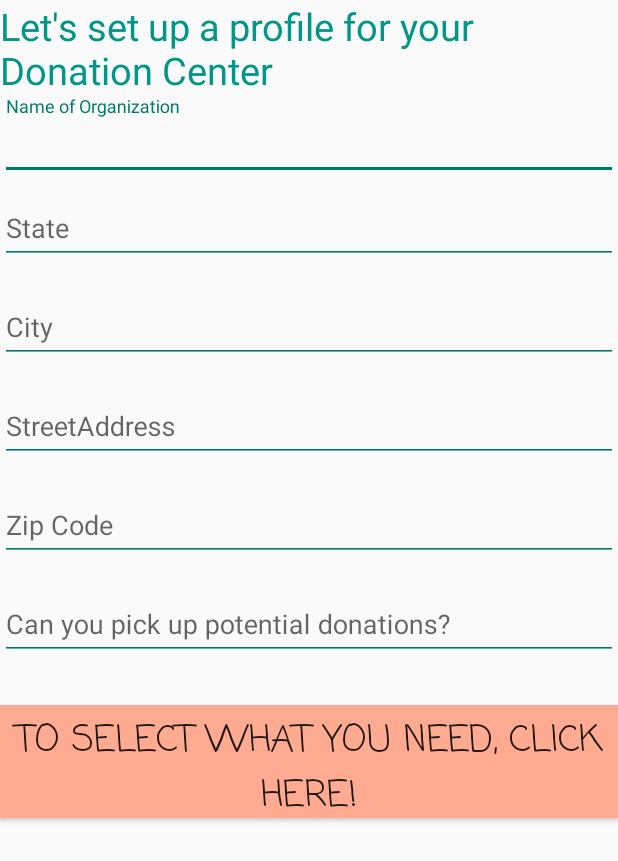
After one commit to mpenny2/FinalProject, an Android app: the GetProfile screen opened directly, with no data from a screen before it, on a phone screen of 412 x 824 dp. The commit adds this screen. Shown: the top 861 px of the screen. Run offline under Robolectric (Android 15) with nearby library versions, the phone set to English and light mode, and no system bars.

Commit message:
Second Commit

```diff
--- /dev/null
+++ b/app/src/main/java/com/example/gregoryesrig24/finalproject/GetProfile.java
@@ -0,0 +1,17 @@
+package com.example.gregoryesrig24.finalproject;
+
+import android.os.Bundle;
+import android.support.v7.app.AppCompatActivity;
+
+/**
+ * Created by gregoryesrig24 on 4/10/17.
+ */
+
+public class GetProfile extends AppCompatActivity {
+
+    protected void onCreate(Bundle savedInstanceState) {
+        super.onCreate(savedInstanceState);
+        setContentView(R.layout.activity_getprofile);
+
+    }
+}
--- a/app/src/main/java/com/example/gregoryesrig24/finalproject/LoginActivity.java
+++ b/app/src/main/java/com/example/gregoryesrig24/finalproject/LoginActivity.java
@@ -104,7 +104,7 @@ public class LoginActivity extends AppCompatActivity {
                                         Toast.makeText(LoginActivity.this, getString(R.string.auth_failed), Toast.LENGTH_LONG).show();
                                     }
                                 } else {
-                                    Intent intent = new Intent(LoginActivity.this, MainActivity.class);
+                                    Intent intent = new Intent(LoginActivity.this, UserIdentification.class);
                                     startActivity(intent);
                                     finish();
                                 }
--- a/app/src/main/java/com/example/gregoryesrig24/finalproject/splashscreen.java
+++ b/app/src/main/java/com/example/gregoryesrig24/finalproject/splashscreen.java
@@ -19,7 +19,7 @@ public class splashscreen extends AppCompatActivity {
             public void run() {
                 try {
                     sleep(3000);
-                    Intent intent = new Intent(getApplicationContext(), MainActivity.class);
+                    Intent intent = new Intent(getApplicationContext(), LoginActivity.class);
                     startActivity(intent);
                     finish();
                 } catch (InterruptedException e) {
--- /dev/null
+++ b/app/src/main/res/layout/activity_getprofile.xml
@@ -0,0 +1,122 @@
+<?xml version="1.0" encoding="utf-8"?>
+<LinearLayout xmlns:android="http://schemas.android.com/apk/res/android"
+    android:orientation="vertical" android:layout_width="match_parent"
+    android:layout_height="match_parent">
+
+    <TextView
+        android:text="Let's set up a profile for your Donation Center"
+        android:layout_width="match_parent"
+        android:layout_height="wrap_content"
+        android:textColor="@color/colorPrimary"
+        android:id="@+id/GiveProfMessage"
+        android:textSize="25sp" />
+
+
+    <android.support.design.widget.TextInputLayout
+        android:layout_width="match_parent"
+        android:layout_height="wrap_content"
+        android:theme="@style/TextLabel">
+
+        <EditText
+            android:id="@+id/CenterName"
+            android:layout_width="match_parent"
+            android:layout_height="wrap_content"
+            android:layout_marginTop="20dp"
+            android:hint="Name of Organization"
+            android:inputType="text"
+            android:textColor="@android:color/black"
+            android:textColorHint="@color/colorPrimaryDark" />
+    </android.support.design.widget.TextInputLayout>
+
+    <android.support.design.widget.TextInputLayout
+        android:layout_width="match_parent"
+        android:layout_height="wrap_content"
+        android:theme="@style/TextLabel">
+
+        <EditText
+            android:id="@+id/State"
+            android:layout_width="match_parent"
+            android:layout_height="wrap_content"
+            android:layout_marginBottom="10dp"
+            android:hint="State"
+            android:inputType="text"
+            android:textColor="@android:color/black"
+            android:textColorHint="@color/colorPrimaryDark" />
+    </android.support.design.widget.TextInputLayout>
+
+    <android.support.design.widget.TextInputLayout
+        android:layout_width="match_parent"
+        android:layout_height="wrap_content"
+        android:theme="@style/TextLabel">
+
+        <EditText
+            android:id="@+id/City"
+            android:layout_width="match_parent"
+            android:layout_height="wrap_content"
+            android:layout_marginBottom="10dp"
+            android:hint="City"
+            android:inputType="text"
+            android:textColor="@android:color/black"
+            android:textColorHint="@color/colorPrimaryDark" />
+    </android.support.design.widget.TextInputLayout>
+
+    <android.support.design.widget.TextInputLayout
+        android:layout_width="match_parent"
+        android:layout_height="wrap_content"
+        android:theme="@style/TextLabel">
+
+        <EditText
+            android:id="@+id/StreetAddress"
+            android:layout_width="match_parent"
+            android:layout_height="wrap_content"
+            android:layout_marginBottom="10dp"
+            android:hint="StreetAddress"
+            android:inputType="text"
+            android:textColor="@android:color/black"
+            android:textColorHint="@color/colorPrimaryDark" />
+    </android.support.design.widget.TextInputLayout>
+
+    <android.support.design.widget.TextInputLayout
+        android:layout_width="match_parent"
+        android:layout_height="wrap_content"
+        android:theme="@style/TextLabel">
+
+        <EditText
+            android:id="@+id/ZipCode"
+            android:layout_width="match_parent"
+            android:layout_height="wrap_content"
+            android:layout_marginBottom="10dp"
+            android:hint="Zip Code"
+            android:inputType="number"
+            android:textColor="@android:color/black"
+            android:textColorHint="@color/colorPrimaryDark" />
+    </android.support.design.widget.TextInputLayout>
+
+    <android.support.design.widget.TextInputLayout
+        android:layout_width="match_parent"
+        android:layout_height="wrap_content"
+        android:theme="@style/TextLabel">
+
+        <EditText
+            android:id="@+id/Distance"
+            android:layout_width="match_parent"
+            android:layout_height="wrap_content"
+            android:layout_marginBottom="10dp"
+            android:hint="Can you pick up potential donations?"
+            android:inputType="number"
+            android:textColor="@android:color/black"
+            android:textColorHint="@color/colorPrimaryDark" />
+    </android.support.design.widget.TextInputLayout>
+
+    <Button
+        android:text="To select what you need, Click Here!"
+        android:textSize="24sp"
+        android:fontFamily="casual"
+        android:layout_width="match_parent"
+        android:layout_marginTop="20dp"
+        android:layout_height="75dp"
+        android:id="@+id/button"
+        android:padding="5dp"
+        android:background="@color/colorAccent"/>
+
+</LinearLayout>
--- a/app/src/main/res/values/strings.xml
+++ b/app/src/main/res/values/strings.xml
@@ -16,7 +16,7 @@
     <string name="hint_password">Password</string>
     <string name="hint_name">Fullname</string>
     <string name="btn_login">LOGIN</string>
-    <string name="btn_link_to_register">Not a member? Get registered in Firebase now!</string>
+    <string name="btn_link_to_register">First time? Get registered with DonoMatch</string>
     <string name="btn_link_to_login">Already registered. Login Me!</string>
     <string name="title_activity_reset_password">ResetPasswordActivity</string>
     <string name="btn_forgot_password">Forgot your password?</string>
--- a/app/src/main/res/values/styles.xml
+++ b/app/src/main/res/values/styles.xml
@@ -17,4 +17,10 @@
 
     <style name="AppTheme.PopupOverlay" parent="ThemeOverlay.AppCompat.Light" />
 
+    <style name="TextLabel" parent="Theme.AppCompat.Light.DarkActionBar">
+        <item name= "colorControlNormal">@color/colorPrimaryDark</item>
+        <item name= "colorControlActivated">@color/colorPrimaryDark</item>
+        <item name= "colorControlHighlight">@color/colorPrimaryDark</item>
+
+    </style>
 </resources>
```
Also changed, not shown: app/src/main/AndroidManifest.xml (+13 -1 lines), app/src/main/java/com/example/gregoryesrig24/finalproject/GiveProfile.java (added, +22 -0 lines), app/src/main/java/com/example/gregoryesrig24/finalproject/UserIdentification.java (added, +47 -0 lines), app/src/main/res/drawable/ic_menu_black_24dp.xml (added, +9 -0 lines), app/src/main/res/layout/activity_giveprofile.xml (added, +123 -0 lines), app/src/main/res/layout/activity_splash.xml (+9 -8 lines), app/src/main/res/layout/activity_userident.xml (added, +44 -0 lines), app/src/main/res/layout/toolbar.xml (added, +22 -0 lines), app/src/main/res/menu/menu.xml (added, +15 -0 lines).
